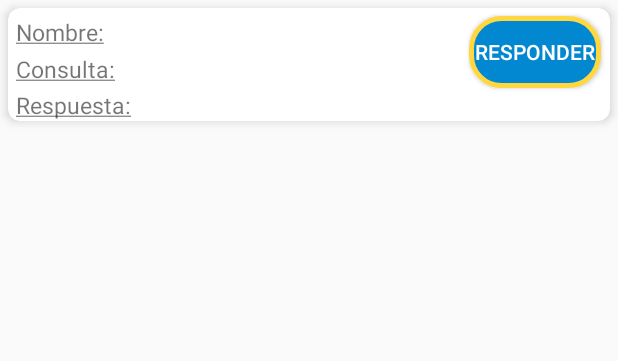
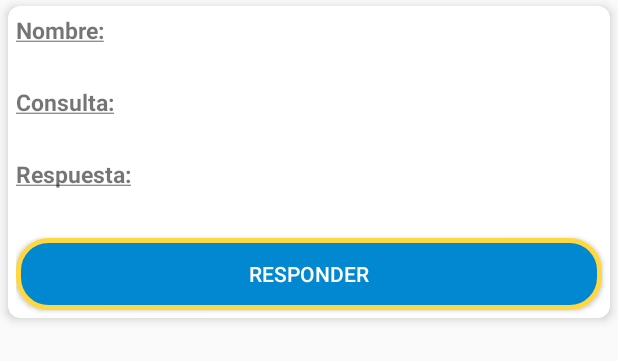
Before and after one commit to nolusaurio/Drink, an Android app: the layout filas_registros.xml on its own in the app's theme, with its tools: preview values and no code run, on a phone screen of 412 x 824 dp. Shown: the top 361 px of the screen. Run offline under Robolectric (Android 15) with nearby library versions, the phone set to English and light mode, and no system bars; network calls fail.

Commit message:
Adaptación de layout para vista de comentarios

```diff
--- a/app/src/main/java/www/nolusaurio/club/drinkapp/BuscarLicos.java
+++ b/app/src/main/java/www/nolusaurio/club/drinkapp/BuscarLicos.java
@@ -73,7 +73,7 @@ public class BuscarLicos extends AppCompatActivity {
         loadingScreen.show(getSupportFragmentManager(), "Espere...");
 
         String URL = getString(R.string.URL);
-        String URL_GET = URL + "/drinkapp/getLicorerias.php?estado=1";
+        String URL_GET = URL + "/getLicorerias.php?estado=1";
         Log.e(TAG, "cargarLicos");
         StringRequest stringRequest = new StringRequest(Request.Method.GET, URL_GET, response -> {
             listLicos = new ArrayList<Licorerias>();
--- a/app/src/main/java/www/nolusaurio/club/drinkapp/MainActivity.java
+++ b/app/src/main/java/www/nolusaurio/club/drinkapp/MainActivity.java
@@ -117,7 +117,7 @@ public class MainActivity extends AppCompatActivity {
 
 
         String URL = getApplication().getString(R.string.URL);
-        String URLVerificarCampos = URL + "/drinkapp/comCampos.php?codigo=";
+        String URLVerificarCampos = URL + "/comCampos.php?codigo=";
         String BACKURL = URLVerificarCampos;
         URLVerificarCampos = URLVerificarCampos + cod + "&imei=" + imei + "&estado=" + bandera;
 
@@ -245,7 +245,7 @@ public class MainActivity extends AppCompatActivity {
 
 
         String URL = getApplication().getString(R.string.URL);
-        String URLVerificacionCodigo = URL + "/drinkapp/verificarCodigo2.php?codigo=";
+        String URLVerificacionCodigo = URL + "/verificarCodigo2.php?codigo=";
         final String BACKURL = URLVerificacionCodigo;
 
 
--- a/app/src/main/java/www/nolusaurio/club/drinkapp/RecyclerViewAdapter.java
+++ b/app/src/main/java/www/nolusaurio/club/drinkapp/RecyclerViewAdapter.java
@@ -51,7 +51,7 @@ public class RecyclerViewAdapter extends RecyclerView.Adapter<RecyclerViewAdapte
 
 
         String URL = context.getString(R.string.URL);
-        String URL_IMAGEN = URL+"/drinkapp/";
+        String URL_IMAGEN = URL+"/";
 
         String BACK_URL = URL_IMAGEN;
         String nombre = "";
--- a/app/src/main/java/www/nolusaurio/club/drinkapp/registroLicoreria.java
+++ b/app/src/main/java/www/nolusaurio/club/drinkapp/registroLicoreria.java
@@ -215,14 +215,14 @@ public class registroLicoreria extends AppCompatActivity {
 
     private void registrarLicoreria() {
         String URL = getString(R.string.URL);
-        String url = URL + "/drinkapp/insertarRegistro.php";
+        String url = URL + "/insertarRegistro.php";
 
         loadingScreen.show(getSupportFragmentManager(), "Espere...");
 
         bitmap = redimensionarImagen(bitmap, 500, 500);
         String img = convertirImgString(bitmap);
 
-        String verificacion = URL + "/drinkapp/verificarNombre.php?nombre=";
+        String verificacion = URL + "/verificarNombre.php?nombre=";
         String verificarNombreDoble = verificacion + nombreLic.getText().toString().trim();
         Log.w("REGISTROLICORERIA:", verificarNombreDoble);
         JsonObjectRequest request = new JsonObjectRequest(Request.Method.GET, verificarNombreDoble, null, response -> {
--- a/app/src/main/java/www/nolusaurio/club/drinkapp/tipoBusqueda.java
+++ b/app/src/main/java/www/nolusaurio/club/drinkapp/tipoBusqueda.java
@@ -90,7 +90,7 @@ public class tipoBusqueda extends AppCompatActivity {
         if(!zona.equals("")) {
 
             String URL = getString(R.string.URL);
-            String direccion = URL + "/drinkapp/buscarLugarLico.php?palabra=" + zona;
+            String direccion = URL + "/buscarLugarLico.php?palabra=" + zona;
             Log.e("TIPOBUSQUEDA:", direccion);
             final String BACKURL = direccion;
 
--- a/app/src/main/res/layout/filas_registros.xml
+++ b/app/src/main/res/layout/filas_registros.xml
@@ -3,17 +3,23 @@
     xmlns:card_view="http://schemas.android.com/apk/res-auto"
     android:layout_width="match_parent"
     android:layout_height="wrap_content"
+    android:layout_marginLeft="5dp"
+    android:layout_marginTop="4dp"
+    android:layout_marginRight="5dp"
     android:layout_marginBottom="5dp"
-    android:layout_marginRight="5dp"
-    android:layout_marginLeft="5dp"
     card_view:cardCornerRadius="8dp"
-    android:layout_marginTop="5dp"
     card_view:cardElevation="4dp">
 
 
-    <RelativeLayout xmlns:android="http://schemas.android.com/apk/res/android"
+    <ScrollView
         android:layout_width="match_parent"
-        android:layout_height="match_parent"
+        android:layout_height="match_parent">
+
+
+        <LinearLayout xmlns:android="http://schemas.android.com/apk/res/android"
+            android:layout_width="match_parent"
+            android:layout_height="wrap_content"
+            android:layout_marginStart="5dp"
             android:orientation="vertical">
 
 
@@ -21,80 +27,69 @@
                 android:id="@+id/nombre"
                 android:layout_width="wrap_content"
                 android:layout_height="wrap_content"
-            android:layout_marginLeft="5dp"
                 android:layout_marginTop="5dp"
                 android:text="@string/consultaNombre"
                 android:textSize="15sp" />
 
             <TextView
+                android:id="@+id/consulta_nombre"
+                android:layout_width="match_parent"
+                android:layout_height="wrap_content"
+                android:layout_marginEnd="5dp"
+                android:textSize="15sp" />
+
+
+            <TextView
                 android:id="@+id/consulta"
                 android:layout_width="wrap_content"
                 android:layout_height="wrap_content"
-            android:layout_alignStart="@id/nombre"
-            android:layout_marginTop="30dp"
+                android:layout_marginTop="5dp"
                 android:text="@string/consultaConsulta"
+                android:textSize="15sp" />
+
+            <TextView
+                android:id="@+id/consulta_consulta"
+                android:layout_width="match_parent"
+                android:layout_height="wrap_content"
+                android:layout_marginEnd="5dp"
                 android:textSize="15sp" />
 
             <TextView
                 android:id="@+id/respuesta"
                 android:layout_width="wrap_content"
                 android:layout_height="wrap_content"
-            android:layout_alignStart="@id/consulta"
-            android:layout_marginTop="54dp"
+                android:layout_marginTop="5dp"
                 android:text="@string/responderConsulta"
                 android:textSize="15sp" />
 
 
             <TextView
-            android:id="@+id/consulta_nombre"
-            android:layout_width="wrap_content"
+                android:id="@+id/consulta_respuesta"
+                android:layout_width="match_parent"
                 android:layout_height="wrap_content"
-            android:layout_alignTop="@+id/nombre"
-            android:layout_marginStart="6dp"
-            android:layout_toEndOf="@id/nombre"
+                android:layout_marginTop="5dp"
+                android:layout_marginEnd="5dp"
                 android:textSize="15sp" />
-
-
-        <TextView
-            android:id="@+id/consulta_consulta"
-            android:layout_width="wrap_content"
-            android:layout_height="wrap_content"
-            android:layout_alignTop="@id/consulta"
-            android:layout_marginStart="6dp"
-            android:layout_toEndOf="@id/consulta"
-            android:textSize="15sp" />
-
-
-        <TextView
-            android:id="@+id/consulta_respuesta"
-            android:layout_width="wrap_content"
-            android:layout_height="wrap_content"
-            android:layout_alignTop="@+id/respuesta"
-            android:layout_marginStart="6dp"
-            android:layout_toEndOf="@id/respuesta"
-            android:textSize="15sp" />
-
 
 
             <Button
                 android:id="@+id/btn_responder"
-            android:layout_width="wrap_content"
+                android:layout_width="match_parent"
                 android:layout_height="wrap_content"
-            android:layout_alignTop="@+id/nombre"
-            android:layout_alignParentEnd="true"
-            android:layout_marginEnd="6dp"
+                android:padding="3dp"
+                android:layout_marginEnd="5dp"
+                android:layout_marginTop="5dp"
                 android:background="@drawable/boton_redodno"
                 android:text="@string/responderBoton"
                 android:textColor="@color/texto" />
 
             <TextView
-            android:layout_width="wrap_content"
-            android:layout_height="wrap_content"
-            android:layout_alignStart="@+id/btn_responder"
-            android:layout_below="@+id/btn_responder"
-            android:visibility="invisible"
                 android:id="@+id/idLico"
-            />
+                android:layout_width="2dp"
+                android:layout_height="5dp"
+                android:visibility="invisible" />
 
-    </RelativeLayout>
+        </LinearLayout>
+    </ScrollView>
+
 </android.support.v7.widget.CardView>
--- a/app/src/main/res/values/strings.xml
+++ b/app/src/main/res/values/strings.xml
@@ -54,7 +54,7 @@
     <string name="token">pk.eyJ1Ijoibm9sdXMiLCJhIjoiY2p0cnAwa3p3MHNjaTRkcXM3Nms3bG9hbSJ9.QvlF7BWVem6PgrIHrja_wA</string>
     <string name="animation_string">hello</string>
     <string name="noExistenLicores">Ninguna licoreria abierta</string>
-    <string name="tituloLicoresDisponibles"><i>Lista de licorerias abiertas en este momento</i></string>
+    <string name="tituloLicoresDisponibles"><i>Lista de licorerias registradas</i></string>
     <string name="textSwitch"><b>Abierto?</b></string>
     <string name="zonaBusqueda">Ingrese la zona de búsqueda</string>
     <string name="todosLicores">Lista de licorerias</string>
@@ -87,7 +87,7 @@
     <string name="splashInicio"><b><i>Iniciando</i></b></string>
 
 
-    <string name="URL">https://www.nolusaurio.club</string>
+    <string name="URL">http://50.116.40.209</string>
     <string name="digitos">abcdefghijklmnopqrstuvwxy,z ABCDEFGHIJKLMNOPQRSTUVWXYZ</string>
     <string name="digitos2">abcdefghijklmnñopqrstuvwxy,z ABCDEFGHIJKLMNÑOPQRSTUVWXYZ.0123456789 #</string>
 
@@ -131,9 +131,9 @@
     <string name="conRes"><u>Respuesta:</u></string>
 
     <string name="responderBoton">Responder</string>
-    <string name="consultaNombre"><u>Nombre:</u></string>
-    <string name="consultaConsulta"><u>Consulta:</u></string>
-    <string name="responderConsulta"><u>Respuesta:</u></string>
+    <string name="consultaNombre"><u><b>Nombre:</b></u></string>
+    <string name="consultaConsulta"><u><b>Consulta:</b></u></string>
+    <string name="responderConsulta"><u><b>Respuesta:</b></u></string>
     <string name="layoutRespuesta">Escribe la respuesta:</string>
     <string name="layoutRespuestaHint">Respuesta</string>
     <string name="mensajeSinComentarios">No tiene consultas pendientes</string>
```
Also changed, not shown: app/src/main/java/www/nolusaurio/club/drinkapp/Adaptador_registros.java (+15 -10 lines), app/src/main/java/www/nolusaurio/club/drinkapp/VIstaLic.java (+10 -6 lines), app/src/main/java/www/nolusaurio/club/drinkapp/consultasLicoreria.java (+103 -4 lines), app/src/main/java/www/nolusaurio/club/drinkapp/pantallaPrincipalLicoreria.java (+20 -16 lines). Lines whose indentation alone changed are shown as unchanged.
